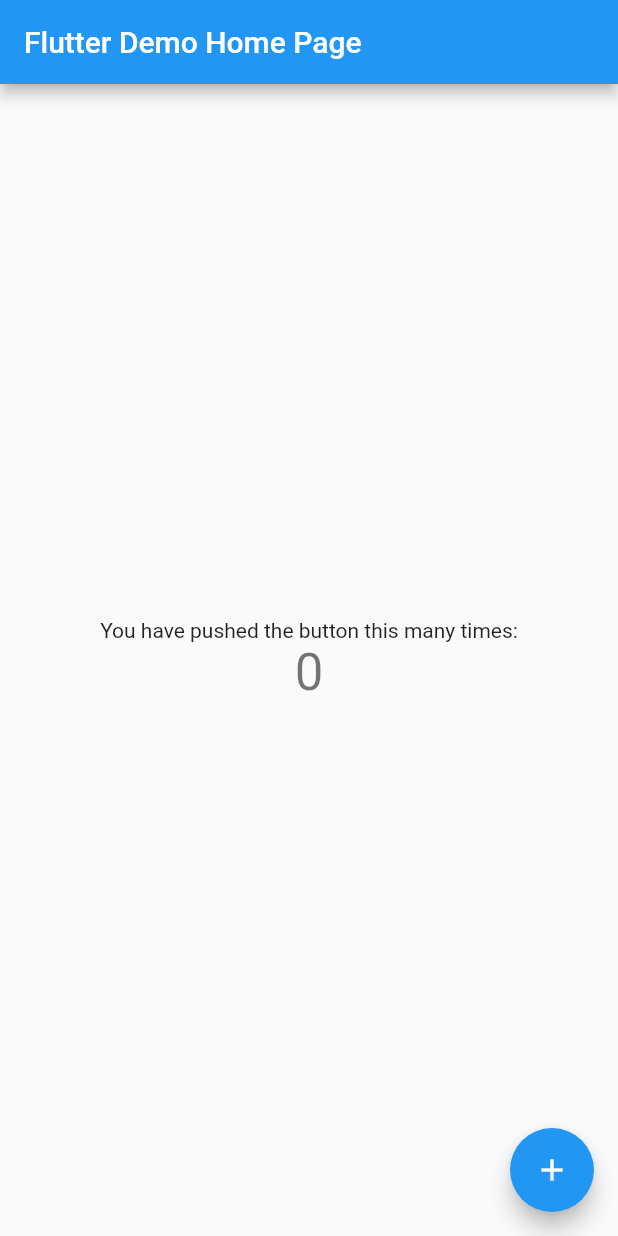
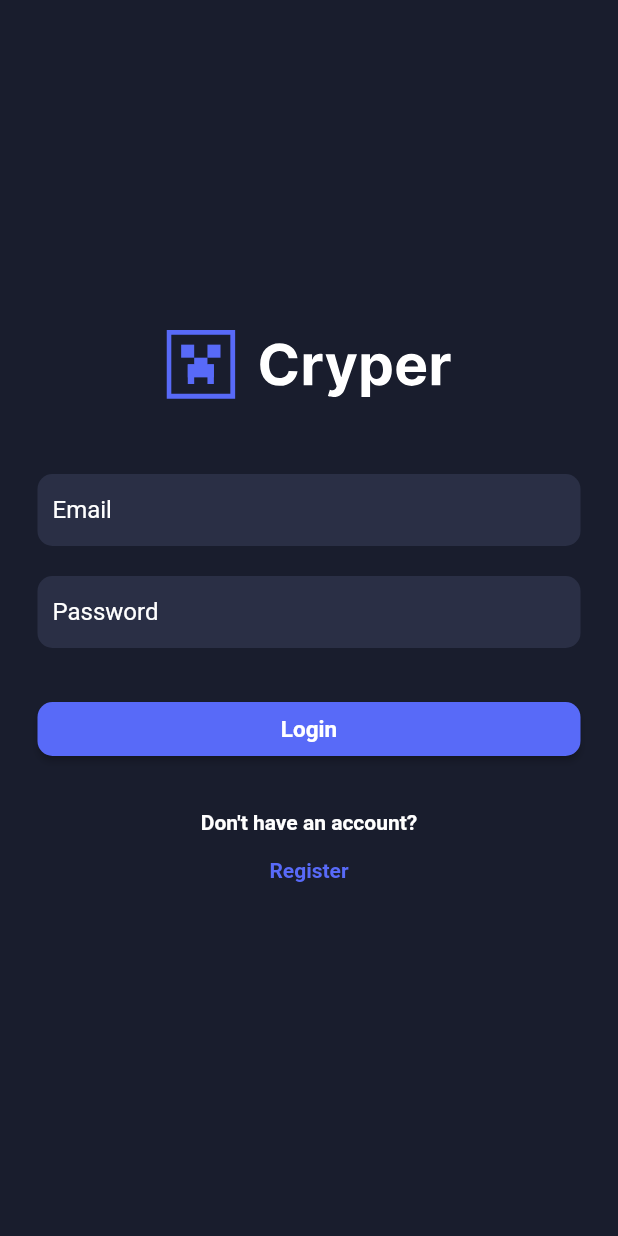
Before and after one commit to royalecode/cryper, a Flutter app: the screen it shows after launch, on a phone screen of 412 x 824 dp. Run offline on Flutter 3.47's test engine with Material 2 defaults, Android fonts, the phone set to English and light mode, and no system bars; our stand-ins replace animated_splash_screen, cloud_firestore, firebase_auth, firebase_core, flutter_svg, page_transition; accounts and stored records are empty.

Commit message:
login and register

```diff
--- /dev/null
+++ b/lib/components/mainButton.dart
@@ -0,0 +1,57 @@
+import 'package:cloud_firestore/cloud_firestore.dart';
+import 'package:cryper/home.dart';
+import 'package:firebase_auth/firebase_auth.dart';
+import 'package:flutter/cupertino.dart';
+import 'package:flutter/material.dart';
+
+class MainButton extends StatefulWidget {
+  final String text, name, email, password;
+  final bool newUser;
+
+  MainButton({Key? key, required this.text, required this.name, required this.email,
+    required this.password, required this.newUser}) : super(key: key);
+
+  @override
+  _ButtonWidgetState createState() => _ButtonWidgetState();
+}
+
+class _ButtonWidgetState extends State<MainButton> {
+  final auth = FirebaseAuth.instance;
+
+  @override
+  Widget build(BuildContext context) {
+    return Container(
+        child: SizedBox(
+          width: double.maxFinite,
+          child: ElevatedButton(
+            style: ElevatedButton.styleFrom(
+              primary: Color(0xFF586AF8),
+              shape: new RoundedRectangleBorder(
+              borderRadius: new BorderRadius.circular(10.0),
+            ),
+            textStyle:
+                const TextStyle(fontSize: 15, fontWeight: FontWeight.bold)),
+          onPressed: () async {
+              if (widget.newUser){
+                auth.createUserWithEmailAndPassword(email: widget.email,
+                    password: widget.password);
+                User? user = await auth.currentUser;
+                print(user?.uid);
+                print(widget.email);
+                print(widget.name);
+
+            DocumentReference ref =
+                FirebaseFirestore.instance.collection('UserData').doc(user?.uid);
+                ref.set({"name": widget.name, "email": widget.email});
+                Navigator.of(context).pushReplacement(MaterialPageRoute(builder: (context) => HomeScreen()));
+              } else {
+                auth.signInWithEmailAndPassword(email: widget.email,
+                    password: widget.password);
+                Navigator.of(context).pushReplacement(MaterialPageRoute(builder: (context) => HomeScreen()));
+              }
+          },
+          child: Text(widget.text),
+      ),
+    ));
+  }
+}
--- /dev/null
+++ b/lib/login.dart
@@ -0,0 +1,125 @@
+import 'package:cryper/components/mainButton.dart';
+import 'package:cryper/register.dart';
+import 'package:flutter/cupertino.dart';
+import 'package:flutter/material.dart';
+import 'package:flutter_svg/svg.dart';
+
+class LoginScreen extends StatefulWidget {
+  @override
+  _LoginScreenState createState() => _LoginScreenState();
+}
+
+class _LoginScreenState extends State<LoginScreen> {
+  String _email = '', _password = '';
+
+  @override
+  Widget build(BuildContext ctxt) {
+    return Scaffold(
+        backgroundColor: Color(0xFF191D2D),
+        body: Container(
+            alignment: Alignment.center,
+            child: SingleChildScrollView(
+                child: Center(
+                    child: Padding(
+                        padding: const EdgeInsets.all(25.0),
+                        child: Column(
+                          mainAxisAlignment: MainAxisAlignment.center,
+                          children: <Widget>[
+                            SvgPicture.asset("assets/images/logoCryper.svg"),
+                            const SizedBox(height: 50),
+                            TextField(
+                                textInputAction: TextInputAction.next,
+                                keyboardType: TextInputType.emailAddress,
+                                style: TextStyle(color: Colors.white),
+                                obscureText: false,
+                                decoration: InputDecoration(
+                                  errorText: isEmail(_email),
+                                  contentPadding: const EdgeInsets.symmetric(
+                                      vertical: 10.0, horizontal: 10.0),
+                                  filled: true,
+                                  fillColor: Color(0xFF2A2F45),
+                                  border: const OutlineInputBorder(
+                                    // width: 0.0 produces a thin "hairline" border
+                                    borderRadius:
+                                        BorderRadius.all(Radius.circular(10.0)),
+                                    borderSide: BorderSide.none,
+                                    //borderSide: const BorderSide(),
+                                  ),
+                                  hintText: 'Email',
+                                  hintStyle: TextStyle(color: Colors.white),
+                                ),
+                                onChanged: (value) {
+                                  setState(() {
+                                    _email = value.trim();
+                                  });
+                                }),
+                            const SizedBox(height: 20),
+                            TextField(
+                                textInputAction: TextInputAction.done,
+                                keyboardType: TextInputType.visiblePassword,
+                                style: TextStyle(color: Colors.white),
+                                obscureText: true,
+                                decoration: const InputDecoration(
+                                    contentPadding: EdgeInsets.symmetric(
+                                        vertical: 10.0, horizontal: 10.0),
+                                    filled: true,
+                                    fillColor: Color(0xFF2A2F45),
+                                    border: OutlineInputBorder(
+                                      // width: 0.0 produces a thin "hairline" border
+                                      borderRadius: BorderRadius.all(
+                                          Radius.circular(10.0)),
+                                      borderSide: BorderSide.none,
+                                      //borderSide: const BorderSide(),
+                                    ),
+                                    hintText: "Password",
+                                    hintStyle: TextStyle(color: Colors.white)),
+                                onChanged: (value) {
+                                  setState(() {
+                                    _password = value.trim();
+                                  });
+                                }),
+                            const SizedBox(height: 30),
+                            MainButton(
+                              text: 'Login',
+                              name: 'None',
+                              email: _email,
+                              password: _password,
+                              newUser: false,
+                            ),
+                            const SizedBox(height: 30),
+                            const Text(
+                              "Don't have an account?",
+                              style: const TextStyle(
+                                  fontWeight: FontWeight.bold,
+                                  color: Colors.white),
+                            ),
+                            TextButton(
+                              onPressed: () {
+                                Navigator.push(
+                                  ctxt,
+                                  MaterialPageRoute(
+                                      builder: (context) => RegisterScreen()),
+                                );
+                              },
+                              child: const Text(
+                                "Register",
+                                style: const TextStyle(
+                                    fontWeight: FontWeight.bold,
+                                    color: Color(0xFF586AF8)),
+                              ),
+                            )
+                          ],
+                        ))))));
+  }
+
+  String? isEmail(String em) {
+    String p =
+        r'^(([^<>()[\]\\.,;:\s@\"]+(\.[^<>()[\]\\.,;:\s@\"]+)*)|(\".+\"))@((\[[0-9]{1,3}\.[0-9]{1,3}\.[0-9]{1,3}\.[0-9]{1,3}\])|(([a-zA-Z\-0-9]+\.)+[a-zA-Z]{2,}))$';
+    RegExp regExp = new RegExp(p);
+
+    if (!regExp.hasMatch(em) && em.isNotEmpty) {
+      return "Email format is not valid";
+    }
+    return null;
+  }
+}
--- a/lib/main.dart
+++ b/lib/main.dart
@@ -1,6 +1,14 @@
+import 'package:animated_splash_screen/animated_splash_screen.dart';
+import 'package:cryper/login.dart';
+import 'package:cryper/register.dart';
+import 'package:firebase_core/firebase_core.dart';
 import 'package:flutter/material.dart';
+import 'package:flutter_svg/flutter_svg.dart';
+import 'package:page_transition/page_transition.dart';
 
-void main() {
+void main() async {
+  WidgetsFlutterBinding.ensureInitialized();
+  await Firebase.initializeApp();
   runApp(const MyApp());
 }
 
@@ -24,7 +32,16 @@
         // is not restarted.
         primarySwatch: Colors.blue,
       ),
-      home: const MyHomePage(title: 'Flutter Demo Home Page'),
+      home: AnimatedSplashScreen(
+        nextScreen: LoginScreen(),
+        splash: Center(
+          child: SvgPicture.asset("assets/images/logoCryper.svg"),
+        ),
+        duration: 2000,
+        pageTransitionType: PageTransitionType.bottomToTop,
+        splashTransition: SplashTransition.fadeTransition,
+        backgroundColor: Color(0xFF191D2D),
+      ),
     );
   }
 }
```
Also changed, not shown: lib/home.dart (added, +10 -0 lines), lib/register.dart (added, +178 -0 lines), pubspec.yaml (+8 -2 lines), assets/images/logoCryper.svg (added), lib/user.dart (added), pubspec.lock, 9 other files.
